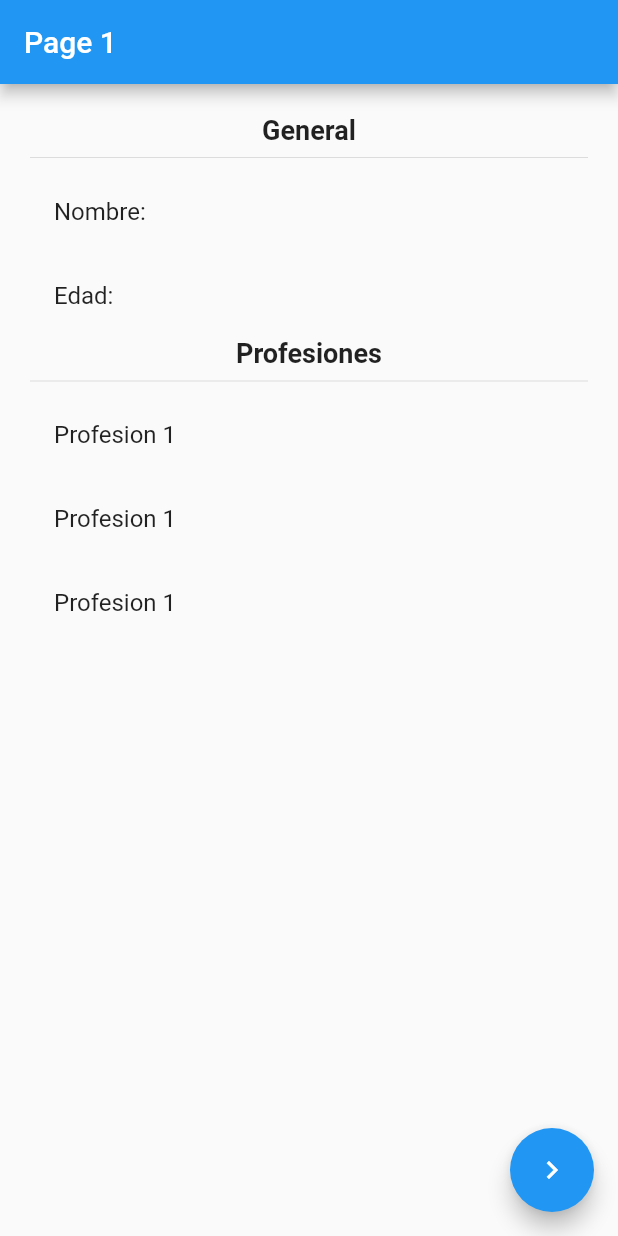
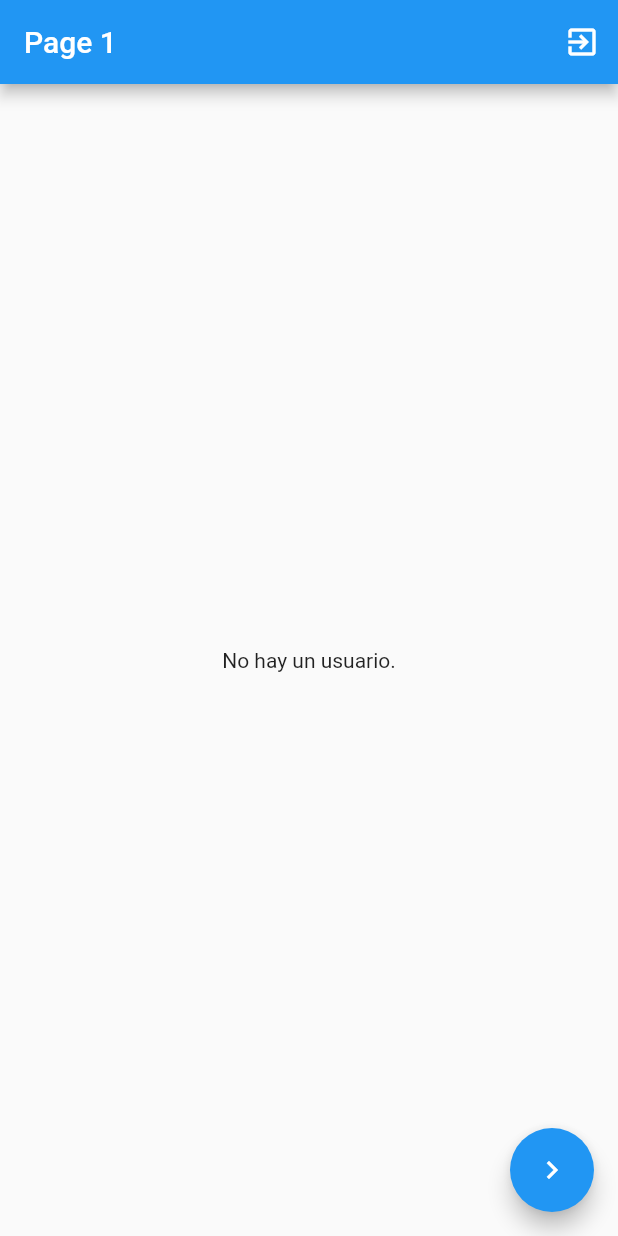
Before and after one commit to KitanoR/manejador_estados_flutter, a Flutter app: the screen it shows after launch, on a phone screen of 412 x 824 dp. Run offline on Flutter 3.47's test engine with Material 2 defaults, Android fonts, the phone set to English and light mode, and no system bars; our stand-ins replace flutter_bloc.

Commit message:
cubit terminado

```diff
--- /dev/null
+++ b/lib/bloc/usuario/usuario_cubit.dart
@@ -0,0 +1,38 @@
+
+
+import 'package:flutter_bloc/flutter_bloc.dart';
+import 'package:manejador_estado/models/usuario.dart';
+import 'package:meta/meta.dart';
+
+part 'usuario_state.dart';
+
+class UsuarioCubit extends Cubit<UsuarioState> {
+  UsuarioCubit() : super(UsuarioInitial());
+
+  void seleccionarUsuario(Usuario usuario){
+    emit(UsuarioActivo(usuario));
+  }
+
+  void cambiarEdad(int edad){
+    final currentState = state;
+    if(currentState is UsuarioActivo){
+      emit(UsuarioActivo(currentState.usuario.copyWith(edad: edad)));
+    }
+  }
+
+  void agregarProfesion() {
+    final currentState = state;
+    if(currentState is UsuarioActivo){
+        final listaProfesiones = [
+          ...currentState.usuario.profesiones,
+          'Profesion ${currentState.usuario.profesiones.length + 1}'
+        ];
+        print(listaProfesiones);
+        emit(UsuarioActivo(currentState.usuario.copyWith(profesiones: listaProfesiones)));
+    }
+  }
+
+  void borrarUsuario() {
+    emit(UsuarioInitial());
+  }
+}
--- /dev/null
+++ b/lib/bloc/usuario/usuario_state.dart
@@ -0,0 +1,15 @@
+part of 'usuario_cubit.dart';
+
+@immutable
+abstract class UsuarioState{}
+
+class UsuarioInitial extends UsuarioState {
+  final existeUsuario = false;
+}
+
+class UsuarioActivo extends UsuarioState {
+  final existeUsuario = false;
+  final Usuario usuario;
+
+  UsuarioActivo(this.usuario);
+}
--- a/lib/main.dart
+++ b/lib/main.dart
@@ -1,4 +1,6 @@
 import 'package:flutter/material.dart';
+import 'package:flutter_bloc/flutter_bloc.dart';
+import 'package:manejador_estado/bloc/usuario/usuario_cubit.dart';
 import 'package:manejador_estado/pages/page1_page.dart';
 import 'package:manejador_estado/pages/page2_page.dart';
 
@@ -7,7 +9,11 @@ void main() => runApp(MyApp());
 class MyApp extends StatelessWidget {
   @override
   Widget build(BuildContext context) {
-    return MaterialApp(
+    return MultiBlocProvider(
+      providers: [
+        BlocProvider(create: (_) => new UsuarioCubit(),)
+      ],
+      child: MaterialApp(
         debugShowCheckedModeBanner: false,
         title: 'Material App',
         initialRoute: 'page1',
@@ -15,6 +21,7 @@ class MyApp extends StatelessWidget {
           'page1': (_) => Page1Page(),
           'page2': (_) => Page2Page()
         },
+      ),
     );
   }
 }
--- a/lib/models/usuario.dart
+++ b/lib/models/usuario.dart
@@ -1,13 +1,25 @@
 
 
 class Usuario {
-  String nombre;
-  int edad;
-  List<String> profesiones;
+  final String nombre;
+  final int edad;
+  final List<String> profesiones;
 
   Usuario({
     this.nombre,
     this.edad,
     this.profesiones
   });
+
+  Usuario copyWith({
+    String nombre,
+    int edad,
+    List<String> profesiones
+  }) {
+    return Usuario(
+      nombre: nombre ?? this.nombre,
+      edad: edad ?? this.edad,
+      profesiones: profesiones ?? this.profesiones
+    );
+  }
 }
--- a/lib/pages/page1_page.dart
+++ b/lib/pages/page1_page.dart
@@ -1,4 +1,7 @@
 import 'package:flutter/material.dart';
+import 'package:flutter_bloc/flutter_bloc.dart';
+import 'package:manejador_estado/bloc/usuario/usuario_cubit.dart';
+import 'package:manejador_estado/models/usuario.dart';
 
 
 class Page1Page extends StatelessWidget {
@@ -8,8 +11,14 @@ class Page1Page extends StatelessWidget {
     return Scaffold(
       appBar: AppBar(
         title: Text('Page 1'),
+        actions: [
+          IconButton(
+            icon: Icon(Icons.exit_to_app),
+            onPressed: () => context.bloc<UsuarioCubit>().borrarUsuario(),
+          )
+        ],
       ),
-      body: InformacionUsuario(),
+      body: BodyScaffold(),
       floatingActionButton: FloatingActionButton(
         child: Icon(Icons.navigate_next),
         onPressed: () => Navigator.pushNamed(context, 'page2'),
@@ -18,10 +27,36 @@ class Page1Page extends StatelessWidget {
   }
 }
 
+class BodyScaffold extends StatelessWidget {
+  @override
+  Widget build(BuildContext context) {
+    return BlocBuilder<UsuarioCubit, UsuarioState>(builder: (_, state) {
+      switch(state.runtimeType){
+        case UsuarioInitial:
+          return Center(child: Text('No hay un usuario.'),);
+          break;
+        case UsuarioActivo:
+          return InformacionUsuario((state as UsuarioActivo).usuario);
+          break;
+        default:
+          return Center(child: Text('No hay un usuario'),);
+      }
+      // if(state is UsuarioInitial){
+      //   return Center(child: Text('No hay un usuario.'),);
+      // }else if(state is UsuarioActivo){
+      //   return InformacionUsuario(state.usuario);
+      // }else {
+      //   return Center(child: Text('No hay un usuario'),);
+      // }
+     },
+    );
+  }
+}
+
 class InformacionUsuario extends StatelessWidget {
-  const InformacionUsuario({
-    Key key,
-  }) : super(key: key);
+  final Usuario usuario;
+
+  const InformacionUsuario(this.usuario);
 
   @override
   Widget build(BuildContext context) {
@@ -34,13 +69,13 @@ class InformacionUsuario extends StatelessWidget {
           Text('General', style: TextStyle(fontSize: 18, fontWeight: FontWeight.bold),),
           Divider(),
 
-          ListTile(title: Text('Nombre: '),),
-          ListTile(title: Text('Edad: '),),
+          ListTile(title: Text('Nombre: ${usuario.nombre}'),),
+          ListTile(title: Text('Edad: ${usuario.edad}'),),
           Text('Profesiones', style: TextStyle(fontSize: 18, fontWeight: FontWeight.bold),),
           Divider(),
-          ListTile(title: Text('Profesion 1'),),
-          ListTile(title: Text('Profesion 1'),),
-          ListTile(title: Text('Profesion 1'),),
+          ...usuario.profesiones.map(
+            (profesion) => ListTile(title: Text('$profesion'))
+          ).toList()
 
         ],
       ),
--- a/lib/pages/page2_page.dart
+++ b/lib/pages/page2_page.dart
@@ -1,5 +1,7 @@
 import 'package:flutter/material.dart';
-
+import 'package:flutter_bloc/flutter_bloc.dart';
+import 'package:manejador_estado/bloc/usuario/usuario_cubit.dart';
+import 'package:manejador_estado/models/usuario.dart';
 
 class Page2Page extends StatelessWidget {
 
@@ -21,6 +23,7 @@ class CambiarDatos extends StatelessWidget {
 
   @override
   Widget build(BuildContext context) {
+    final usuarioCubit = context.bloc<UsuarioCubit>();
     return Container(
       width: double.infinity,
       height: double.infinity,
@@ -31,21 +34,28 @@ class CambiarDatos extends StatelessWidget {
               child: Text('Establecer usuario', style: TextStyle(color: Colors.white),),
               color: Colors.blue,
               onPressed: () {
-
+                final newUser = new Usuario(
+                  nombre: 'Cayetano',
+                  edad: 23,
+                  profesiones: [
+                    'Programador'
+                  ]
+                );
+                usuarioCubit.seleccionarUsuario(newUser);
               },
             ),
             MaterialButton(
               child: Text('Cambiar edad', style: TextStyle(color: Colors.white),),
               color: Colors.blue,
               onPressed: () {
-
+                usuarioCubit.cambiarEdad(30);
               },
             ),
             MaterialButton(
               child: Text('Agregar profesion', style: TextStyle(color: Colors.white),),
               color: Colors.blue,
               onPressed: () {
-
+                usuarioCubit.agregarProfesion();
               },
             )
           ],
--- a/pubspec.yaml
+++ b/pubspec.yaml
@@ -28,6 +28,7 @@ dependencies:
   # The following adds the Cupertino Icons font to your application.
   # Use with the CupertinoIcons class for iOS style icons.
   cupertino_icons: ^0.1.3
+  flutter_bloc: ^6.0.5
 
 dev_dependencies:
   flutter_test:
```
Also changed, not shown: pubspec.lock. Lines whose indentation alone changed are shown as unchanged.
